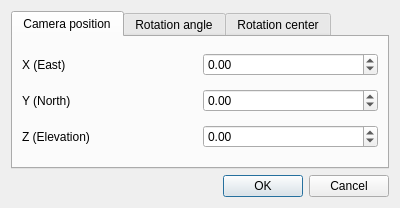
Above: libraries/View/GUI/UI/camerapropertiesdialog.ui from gsanhueza/BlastSight before the change. Below: the same form after it.
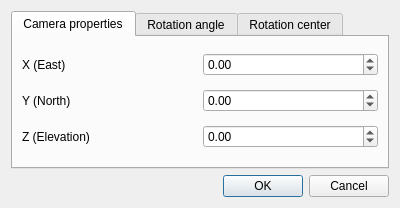
That is the form after the change.

```diff
--- a/libraries/View/GUI/UI/camerapropertiesdialog.ui
+++ b/libraries/View/GUI/UI/camerapropertiesdialog.ui
@@ -21,7 +21,7 @@
      </property>
      <widget class="QWidget" name="camera_position_tab">
       <attribute name="title">
-       <string>Camera position</string>
+       <string>Camera properties</string>
       </attribute>
       <layout class="QGridLayout" name="gridLayout_2">
        <item row="0" column="0">
```
